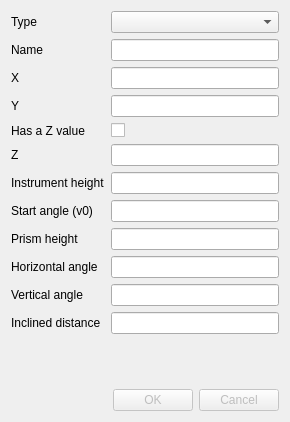
This is plugins/topographytools/src/ui/dialog/edit.ui in qwilvove/LibreCAD-topography as Qt 5 draws it before an edit. The edited form follows.
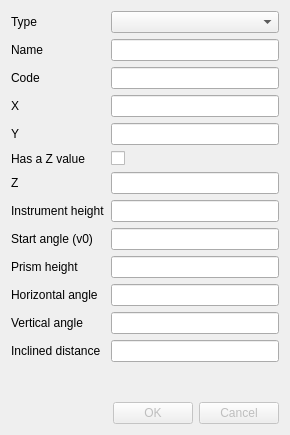
This is the edited form.

Commit message: Draw points dialog & add code to Point class

```diff
--- a/plugins/topographytools/src/ui/dialog/edit.ui
+++ b/plugins/topographytools/src/ui/dialog/edit.ui
@@ -7,7 +7,7 @@
     <x>0</x>
     <y>0</y>
     <width>290</width>
-    <height>422</height>
+    <height>435</height>
    </rect>
   </property>
   <property name="windowTitle">
@@ -37,107 +37,117 @@
       <widget class="QLineEdit" name="leName"/>
      </item>
      <item row="2" column="0">
+      <widget class="QLabel" name="lbCode">
+       <property name="text">
+        <string>Code</string>
+       </property>
+      </widget>
+     </item>
+     <item row="2" column="1">
+      <widget class="QLineEdit" name="leCode"/>
+     </item>
+     <item row="3" column="0">
       <widget class="QLabel" name="lbX">
        <property name="text">
         <string>X</string>
        </property>
       </widget>
      </item>
-     <item row="2" column="1">
+     <item row="3" column="1">
       <widget class="QLineEdit" name="leX"/>
      </item>
-     <item row="3" column="0">
+     <item row="4" column="0">
       <widget class="QLabel" name="lbY">
        <property name="text">
         <string>Y</string>
        </property>
       </widget>
      </item>
-     <item row="3" column="1">
+     <item row="4" column="1">
       <widget class="QLineEdit" name="leY"/>
      </item>
-     <item row="4" column="0">
+     <item row="5" column="0">
       <widget class="QLabel" name="lbHasZ">
        <property name="text">
         <string>Has a Z value</string>
        </property>
       </widget>
      </item>
-     <item row="4" column="1">
+     <item row="5" column="1">
       <widget class="QCheckBox" name="cbHasZ">
        <property name="text">
         <string/>
        </property>
       </widget>
      </item>
-     <item row="5" column="0">
+     <item row="6" column="0">
       <widget class="QLabel" name="lbZ">
        <property name="text">
         <string>Z</string>
        </property>
       </widget>
      </item>
-     <item row="5" column="1">
+     <item row="6" column="1">
       <widget class="QLineEdit" name="leZ"/>
      </item>
-     <item row="6" column="0">
+     <item row="7" column="0">
       <widget class="QLabel" name="lbIh">
        <property name="text">
         <string>Instrument height</string>
        </property>
       </widget>
      </item>
-     <item row="6" column="1">
+     <item row="7" column="1">
       <widget class="QLineEdit" name="leIh"/>
      </item>
-     <item row="7" column="0">
+     <item row="8" column="0">
       <widget class="QLabel" name="lbV0">
        <property name="text">
         <string>Start angle (v0)</string>
        </property>
       </widget>
      </item>
-     <item row="7" column="1">
+     <item row="8" column="1">
       <widget class="QLineEdit" name="leV0"/>
      </item>
-     <item row="8" column="0">
+     <item row="9" column="0">
       <widget class="QLabel" name="lbPh">
        <property name="text">
         <string>Prism height</string>
        </property>
       </widget>
      </item>
-     <item row="8" column="1">
+     <item row="9" column="1">
       <widget class="QLineEdit" name="lePh"/>
      </item>
-     <item row="9" column="0">
+     <item row="10" column="0">
       <widget class="QLabel" name="lbHa">
        <property name="text">
         <string>Horizontal angle</string>
        </property>
       </widget>
      </item>
-     <item row="9" column="1">
+     <item row="10" column="1">
       <widget class="QLineEdit" name="leHa"/>
      </item>
-     <item row="10" column="0">
+     <item row="11" column="0">
       <widget class="QLabel" name="lbVa">
        <property name="text">
         <string>Vertical angle</string>
        </property>
       </widget>
      </item>
-     <item row="10" column="1">
+     <item row="11" column="1">
       <widget class="QLineEdit" name="leVa"/>
      </item>
-     <item row="11" column="0">
+     <item row="12" column="0">
       <widget class="QLabel" name="lbId">
        <property name="text">
         <string>Inclined distance</string>
        </property>
       </widget>
      </item>
-     <item row="11" column="1">
+     <item row="12" column="1">
       <widget class="QLineEdit" name="leId"/>
      </item>
     </layout>
```
Left out of the diff: 4 changed lines with no effect on the pictures. The commit also changes 10 other files.
